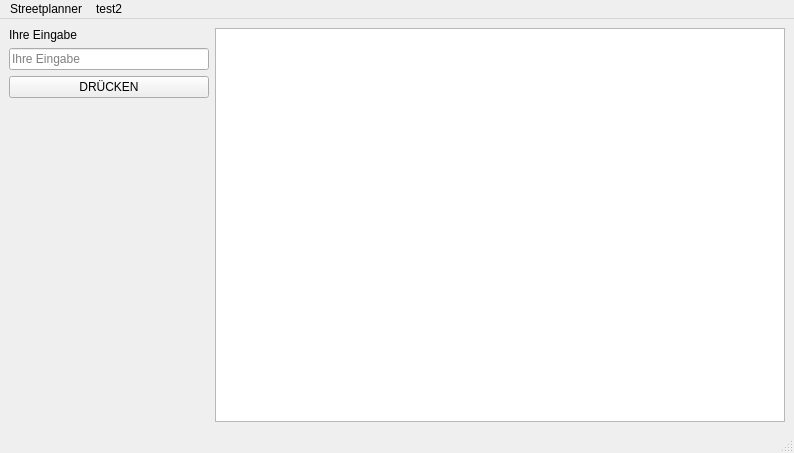
This is Streetplanner/mainwindow.ui in CE-greater-ET/praktikum-it-1-basti as Qt 5 draws it before an edit. The edited form follows.
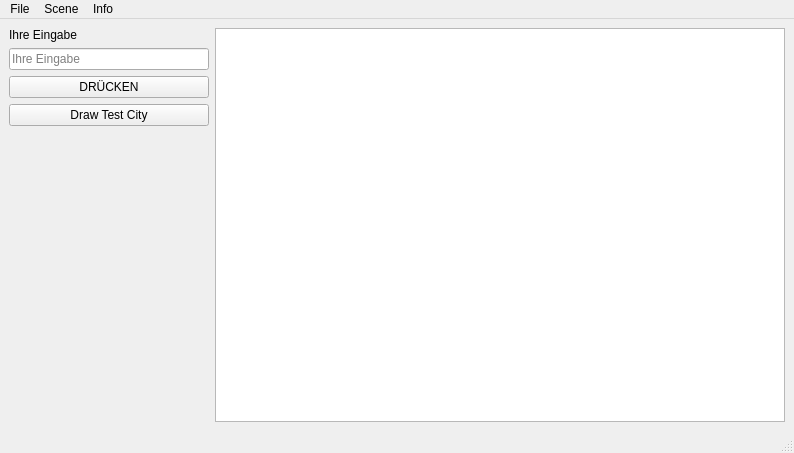
This is the edited form.

Patch:
```diff
--- a/Streetplanner/mainwindow.ui
+++ b/Streetplanner/mainwindow.ui
@@ -64,6 +64,13 @@
     <item row="0" column="1" rowspan="5">
      <widget class="QGraphicsView" name="graphicsView"/>
     </item>
+    <item row="3" column="0">
+     <widget class="QPushButton" name="testCityButton">
+      <property name="text">
+       <string>Draw Test City</string>
+      </property>
+     </widget>
+    </item>
    </layout>
   </widget>
   <widget class="QMenuBar" name="menubar">
@@ -75,18 +82,25 @@
      <height>22</height>
     </rect>
    </property>
-   <widget class="QMenu" name="menuStreetplanner">
+   <widget class="QMenu" name="menufi">
     <property name="title">
-     <string>Streetplanner</string>
+     <string>File</string>
     </property>
    </widget>
-   <widget class="QMenu" name="menutest2">
+   <widget class="QMenu" name="menuScene">
     <property name="title">
-     <string>test2</string>
+     <string>Scene</string>
     </property>
    </widget>
-   <addaction name="menuStreetplanner"/>
-   <addaction name="menutest2"/>
+   <widget class="QMenu" name="menuInfo">
+    <property name="title">
+     <string>Info</string>
+    </property>
+    <addaction name="actionAbout"/>
+   </widget>
+   <addaction name="menufi"/>
+   <addaction name="menuScene"/>
+   <addaction name="menuInfo"/>
   </widget>
   <widget class="QStatusBar" name="statusbar"/>
  </widget>
```
Left out of the diff: 44 changed lines with no effect on the pictures.
